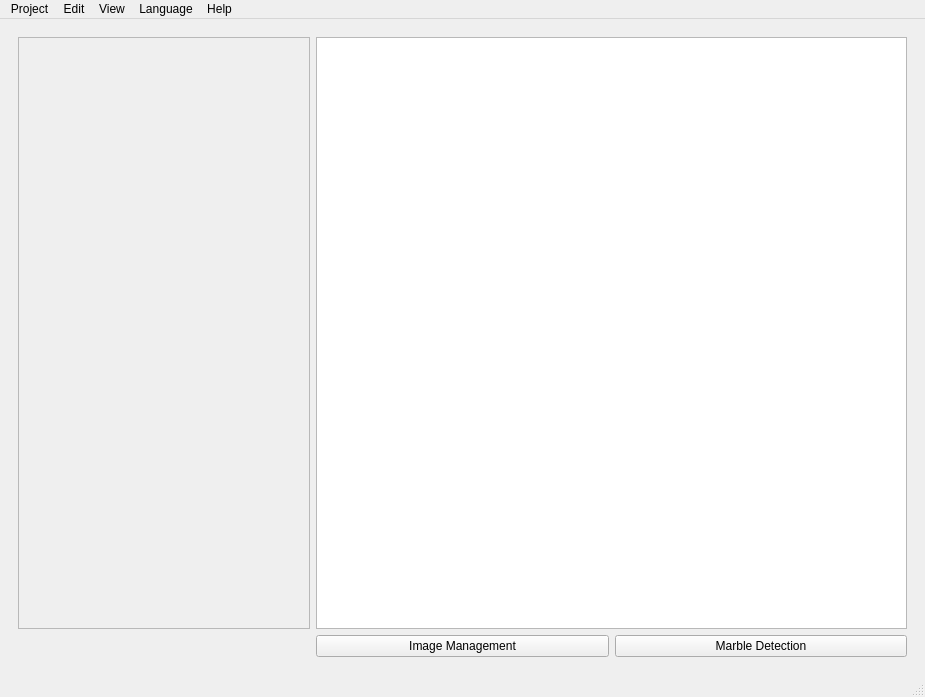
This is RTIe/RTIe_builder/system_ui.ui in Super-SaiyanSandwich/ECMM427 as Qt 5 draws it before an edit. The edited form follows.
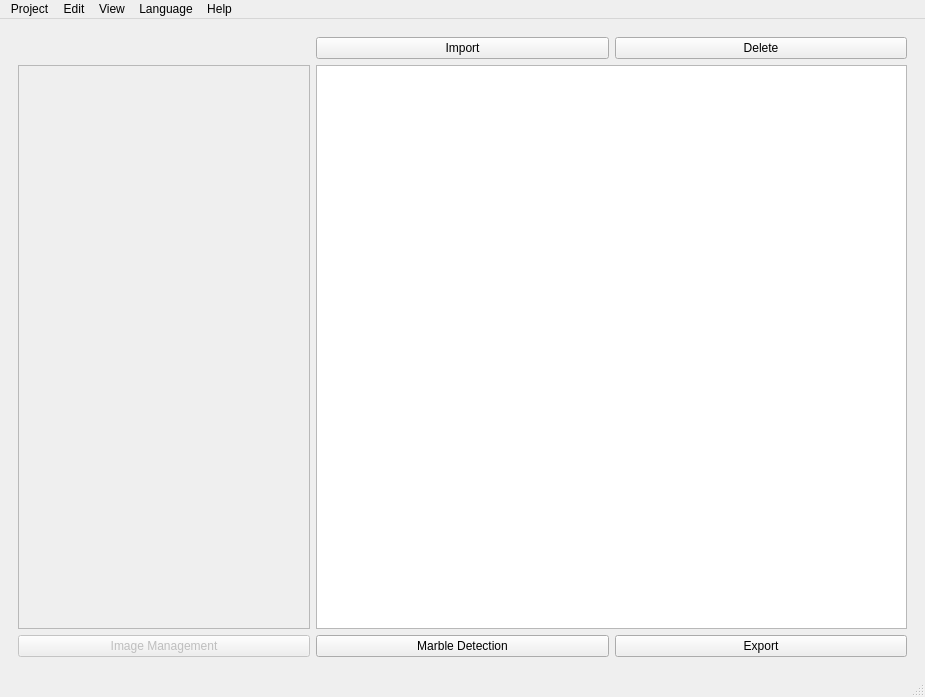
This is the edited form. Icons and pictures are not drawn.

Commit message:
changes to image management UI
.

```diff
--- a/RTIe/RTIe_builder/system_ui.ui
+++ b/RTIe/RTIe_builder/system_ui.ui
@@ -26,17 +26,7 @@
       </property>
       <widget class="QWidget" name="page1">
        <layout class="QGridLayout" name="gridLayout_2">
-        <item row="0" column="1" colspan="2">
-         <widget class="QListWidget" name="listWidget"/>
-        </item>
-        <item row="3" column="2">
-         <widget class="QPushButton" name="btn2">
-          <property name="text">
-           <string>Marble Detection</string>
-          </property>
-         </widget>
-        </item>
-        <item row="0" column="0">
+        <item row="1" column="0">
          <widget class="QLabel" name="image_Preview">
           <property name="font">
            <font>
@@ -59,11 +49,54 @@
           </property>
          </widget>
         </item>
-        <item row="3" column="1">
-         <widget class="QPushButton" name="btn5">
+        <item row="0" column="1">
+         <widget class="QPushButton" name="import_btn">
+          <property name="text">
+           <string>Import</string>
+          </property>
+         </widget>
+        </item>
+        <item row="0" column="2">
+         <widget class="QPushButton" name="delete_Btn">
+          <property name="text">
+           <string>Delete</string>
+          </property>
+         </widget>
+        </item>
+        <item row="0" column="0">
+         <layout class="QHBoxLayout" name="horizontalLayout"/>
+        </item>
+        <item row="1" column="1" colspan="2">
+         <widget class="QListWidget" name="listWidget"/>
+        </item>
+        <item row="2" column="0">
+         <widget class="QPushButton" name="image_Management_Btn">
+          <property name="enabled">
+           <bool>false</bool>
+          </property>
           <property name="text">
            <string>Image Management</string>
           </property>
+          <property name="checkable">
+           <bool>false</bool>
+          </property>
+          <property name="flat">
+           <bool>false</bool>
+          </property>
+         </widget>
+        </item>
+        <item row="2" column="1">
+         <widget class="QPushButton" name="marble_Detection_Btn">
+          <property name="text">
+           <string>Marble Detection</string>
+          </property>
+         </widget>
+        </item>
+        <item row="2" column="2">
+         <widget class="QPushButton" name="export_2">
+          <property name="text">
+           <string>Export</string>
+          </property>
          </widget>
         </item>
        </layout>
```
Left out of the diff: 2 changed lines with no effect on the pictures. The commit also changes 1 other file.
